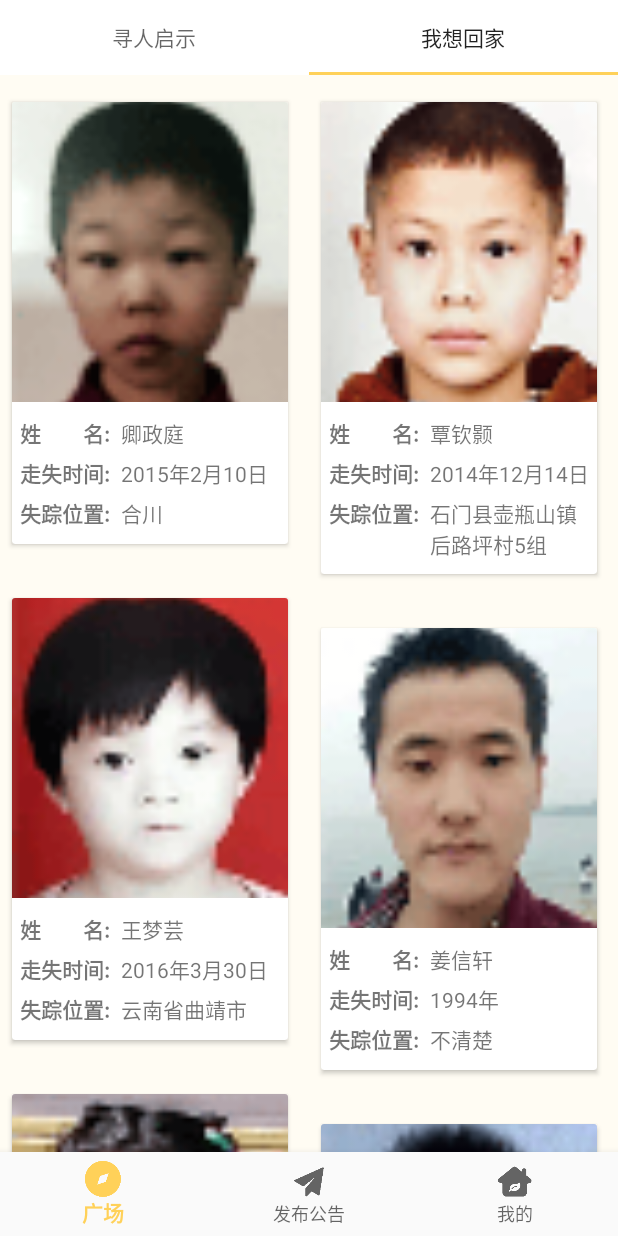
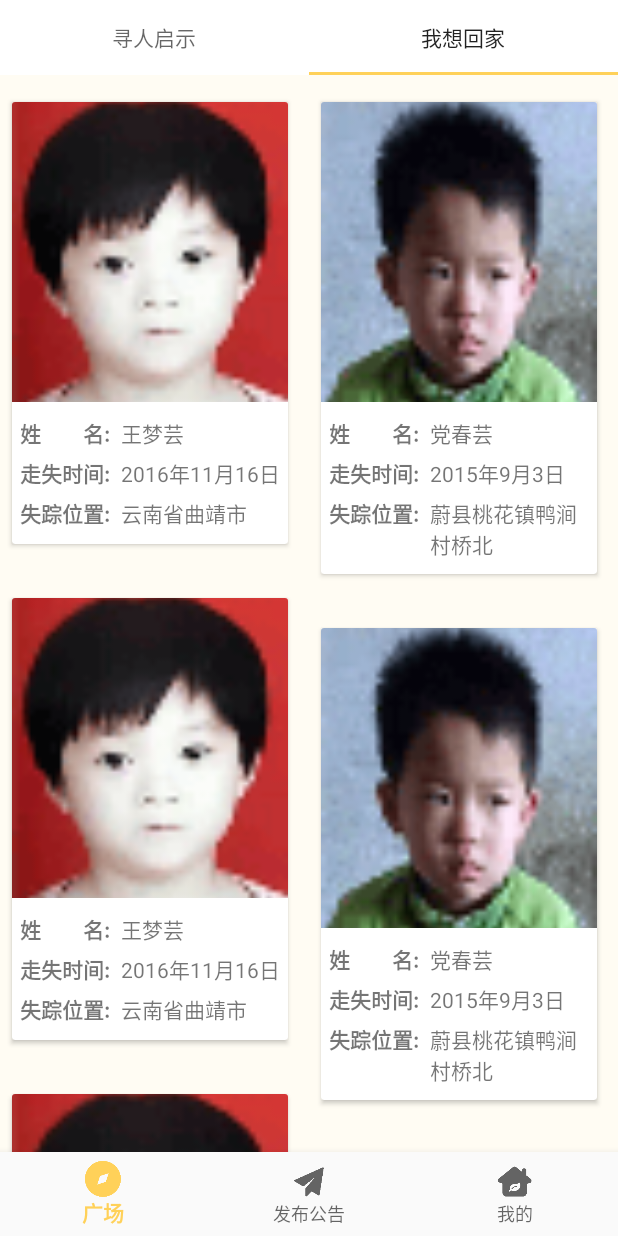
Before and after one commit to Lyrain02/Reunion, an Android app: the FirstFragment screen opened directly, with no data from a screen before it, tab 2 chosen, on a phone screen of 412 x 824 dp. Run offline under Robolectric (Android 15) with nearby library versions, the phone set to English and light mode, and no system bars; our stand-ins replace navigation-ui.

Commit message:
update square local storage

```diff
--- a/app/src/main/java/com/example/mytest/ui/myresult/MatchResultActivity.kt
+++ b/app/src/main/java/com/example/mytest/ui/myresult/MatchResultActivity.kt
@@ -111,7 +111,4 @@ class MatchResultActivity : AppCompatActivity() {
         //返回ArrayList<Person>
         return Data.A_List
     }
-
-
-
 }
--- a/app/src/main/java/com/example/mytest/ui/square/FirstFragment.kt
+++ b/app/src/main/java/com/example/mytest/ui/square/FirstFragment.kt
@@ -16,6 +16,8 @@ import com.example.mytest.R
 import com.example.mytest.initialActivity
 import com.example.mytest.ui.squareDetail.aDetailActivity
 import com.example.mytest.ui.squareDetail.bDetailActivity
+import com.example.mytest.user.Data
+import com.example.mytest.user.Person
 
 
 class FirstFragment : Fragment() {
@@ -81,14 +83,16 @@ class FirstFragment : Fragment() {
     }
 
     private fun initInfo() {
-        repeat(2){
-            infolist.add(Easy1Msg(1,"李海鹏","2013年1月12日",R.drawable.lhp,"黑龙江省八五七农场25连"))
-            infolist.add(Easy1Msg(2,"刘冬良","2018年4月29日",R.drawable.ldl,"东莞塘厦"))
-            infolist.add(Easy1Msg(3,"彭菁","2015年12月10日",R.drawable.pq,"常德市武陵区黄溪堰七组"))
-            infolist.add(Easy1Msg(4,"杨群燕","1995年",R.drawable.yqy,"湖南省湘西州凤凰县"))
-            infolist.add(Easy1Msg(5,"于晓香","2004年3月7日",R.drawable.yxx,"山东潍坊"))
-            infolist.add(Easy1Msg(6,"张军","2001年9月3日",R.drawable.zj,"成都"))
+        val pList = getPersonListA()
+        for(p in pList){
+            infolist.add(Easy1Msg(p.pid,p.name,p.date,p.image[0],p.location))
         }
     }
 
+    private fun getPersonListA():ArrayList<Person>{
+        //连接数据库
+        //查询A表信息，返回Person列表
+        return Data.A_List
+    }
+
 }
--- a/app/src/main/java/com/example/mytest/ui/square/SecondFragment.kt
+++ b/app/src/main/java/com/example/mytest/ui/square/SecondFragment.kt
@@ -14,12 +14,14 @@ import androidx.recyclerview.widget.StaggeredGridLayoutManager
 import com.example.mytest.R
 import com.example.mytest.ui.squareDetail.aDetailActivity
 import com.example.mytest.ui.squareDetail.bDetailActivity
+import com.example.mytest.user.Data
+import com.example.mytest.user.Person
 
 
 class SecondFragment : Fragment() {
     val tag1 ="SecondFragment"
+    val infolist: ArrayList<Easy1Msg> = ArrayList()
 
-    val infolist: ArrayList<Easy1Msg> = ArrayList()
     override fun onCreate(savedInstanceState: Bundle?) {
         super.onCreate(savedInstanceState)
 
@@ -42,22 +44,21 @@ class SecondFragment : Fragment() {
         Log.d(Constraints.TAG, "Secondfragment")
         //获取页面的view
         val root: View = inflater.inflate(R.layout.fragment_second, container, false)
+
         //将人物信息填入数组infolist
+        initInfo()
+
+        //获取这个页面的recycleview并且设置瀑布流
         val recyclerView: RecyclerView = root.findViewById(R.id.recycleview2)
         val adapter = Info2Adapter(infolist)
         recyclerView.adapter = adapter
-        initInfo()
-        //获取这个页面的recycleview并且设置瀑布流
-
         recyclerView.setLayoutManager(
             StaggeredGridLayoutManager(
                 2,
                 StaggeredGridLayoutManager.VERTICAL
             )
         )
-        //绑定适配器和数组，将适配器作为recycleview的适配器
 
-        recyclerView.adapter = adapter
 
         /*操作：recyclerview中获得每个item的位置（数组下标）*/
         recyclerView.addOnItemTouchListener(
@@ -86,16 +87,15 @@ class SecondFragment : Fragment() {
     }
 
     private fun initInfo() {
-        repeat(2) {
-            infolist.add(Easy1Msg(1, "卿政庭", "2015年2月10日", R.drawable.qzt, "合川"))
-            infolist.add(Easy1Msg(2, "覃钦颢", "2014年12月14日", R.drawable.qqh, "石门县壶瓶山镇后路坪村5组"))
-            infolist.add(Easy1Msg(3, "王梦芸", "2016年3月30日", R.drawable.wmy, "云南省曲靖市"))
-            infolist.add(Easy1Msg(4, "姜信轩", "1994年", R.drawable.jxx, "不清楚"))
-            infolist.add(Easy1Msg(5, "华墨瑶", "2016年11月16日", R.drawable.hmy, "河南"))
-            infolist.add(Easy1Msg(6, "党春芸", "2015年9月3日", R.drawable.dcy, "蔚县桃花镇鸭涧村桥北"))
+        val pList = getPersonListB()
+        for(p in pList){
+            infolist.add(Easy1Msg(p.pid,p.name,p.date,p.image[0],p.location))
+        }
+    }
 
-
-        }
-
+    private fun getPersonListB():ArrayList<Person>{
+        //连接数据库
+        //查询A表信息，返回Person列表
+        return Data.B_List
     }
 }
```
